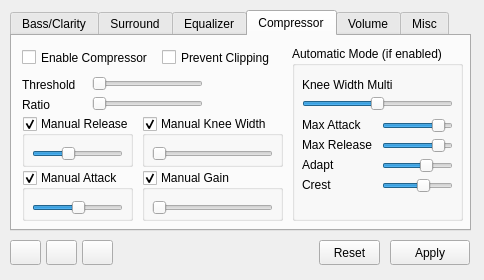
First picture: the form in mainwindow.ui, repository Audio4Linux/Viper4Linux-GUI, before the edit.
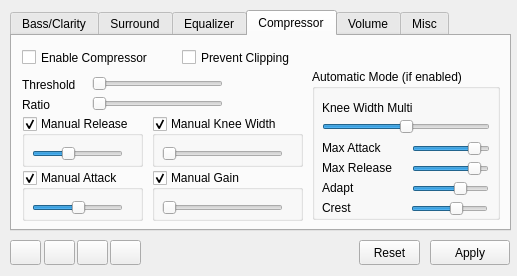
Second picture: the form after the edit. The open tabs and pages were chosen to show the change. Icons and pictures are not drawn.

Commit message: Updated Layout Better Compatibility for high DPIs/large fonts

```diff
--- a/mainwindow.ui
+++ b/mainwindow.ui
@@ -6,8 +6,8 @@
    <rect>
     <x>0</x>
     <y>0</y>
-    <width>484</width>
-    <height>280</height>
+    <width>517</width>
+    <height>276</height>
    </rect>
   </property>
   <property name="windowTitle">
@@ -19,7 +19,7 @@
      <rect>
       <x>10</x>
       <y>10</y>
-      <width>461</width>
+      <width>501</width>
       <height>221</height>
      </rect>
     </property>
@@ -963,7 +963,7 @@
        <rect>
         <x>10</x>
         <y>10</y>
-        <width>141</width>
+        <width>251</width>
         <height>23</height>
        </rect>
       </property>
@@ -976,7 +976,7 @@
        <rect>
         <x>80</x>
         <y>40</y>
-        <width>111</width>
+        <width>131</width>
         <height>16</height>
        </rect>
       </property>
@@ -1021,7 +1021,7 @@
        <rect>
         <x>80</x>
         <y>60</y>
-        <width>111</width>
+        <width>131</width>
         <height>16</height>
        </rect>
       </property>
@@ -1038,9 +1038,9 @@
      <widget class="QGroupBox" name="m_width">
       <property name="geometry">
        <rect>
-        <x>130</x>
+        <x>140</x>
         <y>80</y>
-        <width>141</width>
+        <width>151</width>
         <height>51</height>
        </rect>
       </property>
@@ -1076,9 +1076,9 @@
      <widget class="QGroupBox" name="m_gain">
       <property name="geometry">
        <rect>
-        <x>130</x>
+        <x>140</x>
         <y>134</y>
-        <width>141</width>
+        <width>151</width>
         <height>51</height>
        </rect>
       </property>
@@ -1116,7 +1116,7 @@
        <rect>
         <x>10</x>
         <y>134</y>
-        <width>111</width>
+        <width>121</width>
         <height>51</height>
        </rect>
       </property>
@@ -1157,7 +1157,7 @@
        <rect>
         <x>10</x>
         <y>80</y>
-        <width>111</width>
+        <width>121</width>
         <height>51</height>
        </rect>
       </property>
@@ -1196,10 +1196,10 @@
      <widget class="QGroupBox" name="groupBox_5">
       <property name="geometry">
        <rect>
-        <x>280</x>
-        <y>10</y>
-        <width>171</width>
-        <height>175</height>
+        <x>300</x>
+        <y>33</y>
+        <width>188</width>
+        <height>151</height>
        </rect>
       </property>
       <property name="title">
@@ -1216,7 +1216,7 @@
         <rect>
          <x>10</x>
          <y>50</y>
-         <width>151</width>
+         <width>168</width>
          <height>16</height>
         </rect>
        </property>
@@ -1262,9 +1262,9 @@
       <widget class="QSlider" name="a_maxatk">
        <property name="geometry">
         <rect>
-         <x>90</x>
+         <x>100</x>
          <y>70</y>
-         <width>71</width>
+         <width>78</width>
          <height>20</height>
         </rect>
        </property>
@@ -1284,9 +1284,9 @@
       <widget class="QSlider" name="a_maxrel">
        <property name="geometry">
         <rect>
-         <x>90</x>
+         <x>100</x>
          <y>90</y>
-         <width>71</width>
+         <width>77</width>
          <height>20</height>
         </rect>
        </property>
@@ -1308,7 +1308,7 @@
         <rect>
          <x>10</x>
          <y>90</y>
-         <width>81</width>
+         <width>91</width>
          <height>17</height>
         </rect>
        </property>
@@ -1332,9 +1332,9 @@
       <widget class="QSlider" name="a_adapt">
        <property name="geometry">
         <rect>
-         <x>90</x>
+         <x>100</x>
          <y>110</y>
-         <width>71</width>
+         <width>77</width>
          <height>20</height>
         </rect>
        </property>
@@ -1367,9 +1367,9 @@
       <widget class="QSlider" name="a_crest">
        <property name="geometry">
         <rect>
-         <x>90</x>
+         <x>99</x>
          <y>130</y>
-         <width>71</width>
+         <width>77</width>
          <height>20</height>
         </rect>
        </property>
@@ -1390,9 +1390,9 @@
      <widget class="QCheckBox" name="noclip">
       <property name="geometry">
        <rect>
-        <x>150</x>
+        <x>170</x>
         <y>10</y>
-        <width>121</width>
+        <width>161</width>
         <height>23</height>
        </rect>
       </property>
@@ -2074,7 +2074,7 @@
    <widget class="QPushButton" name="apply">
     <property name="geometry">
      <rect>
-      <x>390</x>
+      <x>430</x>
       <y>240</y>
       <width>80</width>
       <height>25</height>
@@ -2091,7 +2091,7 @@
    <widget class="QPushButton" name="reset">
     <property name="geometry">
      <rect>
-      <x>319</x>
+      <x>359</x>
       <y>240</y>
       <width>61</width>
       <height>25</height>
@@ -2128,9 +2128,9 @@
    <widget class="QLabel" name="info">
     <property name="geometry">
      <rect>
-      <x>186</x>
+      <x>160</x>
       <y>242</y>
-      <width>121</width>
+      <width>151</width>
       <height>21</height>
      </rect>
     </property>
@@ -2141,7 +2141,7 @@
    <widget class="QPushButton" name="settingsBtn">
     <property name="geometry">
      <rect>
-      <x>46</x>
+      <x>77</x>
       <y>240</y>
       <width>31</width>
       <height>25</height>
@@ -2158,7 +2158,7 @@
    <widget class="QPushButton" name="restart">
     <property name="geometry">
      <rect>
-      <x>82</x>
+      <x>44</x>
       <y>240</y>
       <width>31</width>
       <height>25</height>
@@ -2178,6 +2178,29 @@
       <normaloff>:/main/refresh.svg</normaloff>:/main/refresh.svg</iconset>
     </property>
    </widget>
+   <widget class="QPushButton" name="peak">
+    <property name="geometry">
+     <rect>
+      <x>110</x>
+      <y>240</y>
+      <width>31</width>
+      <height>25</height>
+     </rect>
+    </property>
+    <property name="toolTip">
+     <string>Restart V4L</string>
+    </property>
+    <property name="toolTipDuration">
+     <number>-1</number>
+    </property>
+    <property name="text">
+     <string/>
+    </property>
+    <property name="icon">
+     <iconset resource="resources.qrc">
+      <normaloff>:/main/eq.svg</normaloff>:/main/eq.svg</iconset>
+    </property>
+   </widget>
   </widget>
  </widget>
  <layoutdefault spacing="6" margin="11"/>
```
Left out of the diff: 144 changed lines with no effect on the pictures. The commit also changes 1 other file.
